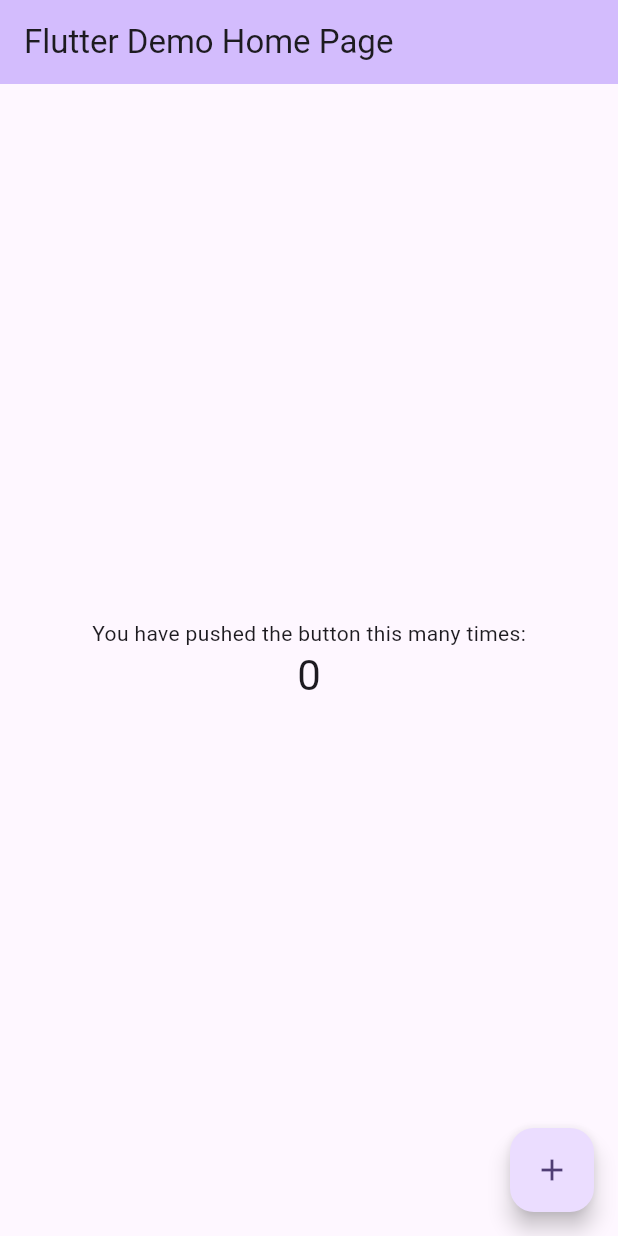
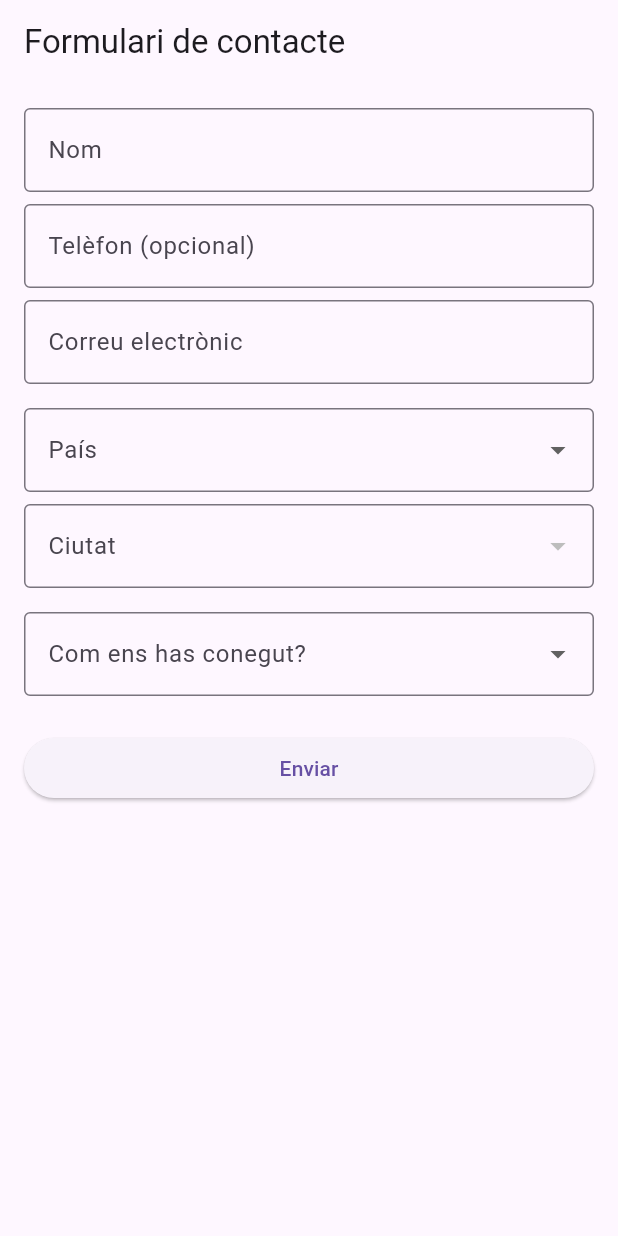
Before and after one commit to AuraTurqesa/Alkimia-Catalonia-Gourmet, a Flutter app: the screen it shows after launch, on a phone screen of 412 x 824 dp. Run offline on Flutter 3.47's test engine with Material 3 defaults, Android fonts, the phone set to English and light mode, and no system bars.

Commit message:
feat Formulari amb casi tots els camps. Falta la compra

```diff
--- /dev/null
+++ b/lib/form_view.dart
@@ -0,0 +1,88 @@
+import 'package:flutter/material.dart';
+import 'package:provider/provider.dart';
+import 'form_viewmodel.dart';
+
+class FormulariContacte extends StatelessWidget {
+  const FormulariContacte({super.key});
+
+  @override
+  Widget build(BuildContext context) {
+    return ChangeNotifierProvider(
+      create: (_) => FormViewModel(),
+      child: const _FormulariView(),
+    );
+  }
+}
+
+class _FormulariView extends StatelessWidget {
+  const _FormulariView();
+
+  @override
+  Widget build(BuildContext context) {
+    final model = context.watch<FormViewModel>();
+
+    return Scaffold(
+      appBar: AppBar(title: const Text('Formulari de contacte')),
+      body: Padding(
+        padding: const EdgeInsets.all(16.0),
+        child: ListView(
+          children: [
+            TextField(
+              decoration: const InputDecoration(labelText: 'Nom'),
+              onChanged: (value) => model.nom = value,
+            ),
+            const SizedBox(height: 8),
+            TextField(
+              decoration: const InputDecoration(labelText: 'Telèfon (opcional)'),
+              keyboardType: TextInputType.phone,
+              onChanged: (value) => model.telefon = value,
+            ),
+            const SizedBox(height: 8),
+            TextField(
+              decoration: const InputDecoration(labelText: 'Correu electrònic'),
+              keyboardType: TextInputType.emailAddress,
+              onChanged: (value) => model.email = value,
+            ),
+            const SizedBox(height: 16),
+            DropdownButtonFormField<String>(
+              value: model.paisSeleccionat,
+              decoration: const InputDecoration(labelText: 'País'),
+              items: model.paisos
+                  .map((pais) => DropdownMenuItem(value: pais, child: Text(pais)))
+                  .toList(),
+              onChanged: model.setPais,
+            ),
+            const SizedBox(height: 8),
+            DropdownButtonFormField<String>(
+              value: model.ciutatSeleccionada,
+              decoration: const InputDecoration(labelText: 'Ciutat'),
+              items: model.ciutatsDisponibles
+                  .map((ciutat) => DropdownMenuItem(value: ciutat, child: Text(ciutat)))
+                  .toList(),
+              onChanged: model.setCiutat,
+            ),
+            const SizedBox(height: 16),
+            DropdownButtonFormField<String>(
+              value: model.origen,
+              decoration: const InputDecoration(labelText: 'Com ens has conegut?'),
+              items: model.comEnsHasConegut
+                  .map((e) => DropdownMenuItem(value: e, child: Text(e)))
+                  .toList(),
+              onChanged: model.setOrigen,
+            ),
+            const SizedBox(height: 24),
+            ElevatedButton(
+              onPressed: () {
+                // Aquí pots afegir validacions o enviar el formulari
+                ScaffoldMessenger.of(context).showSnackBar(
+                  const SnackBar(content: Text('Formulari enviat!')),
+                );
+              },
+              child: const Text('Enviar'),
+            )
+          ],
+        ),
+      ),
+    );
+  }
+}
--- /dev/null
+++ b/lib/form_viewmodel.dart
@@ -0,0 +1,76 @@
+import 'package:flutter/material.dart';
+
+class FormViewModel extends ChangeNotifier {
+  final List<String> paisos = [
+    'Albània', 'Alemanya', 'Andorra', 'Àustria', 'Bèlgica', 'Bòsnia i Hercegovina',
+    'Bulgària', 'Croàcia', 'Dinamarca', 'Eslovàquia', 'Eslovènia', 'Espanya',
+    'Estònia', 'Finlàndia', 'França', 'Grècia', 'Hongria', 'Irlanda', 'Islàndia',
+    'Itàlia', 'Letònia', 'Liechtenstein', 'Lituània', 'Luxemburg', 'Malta',
+    'Moldàvia', 'Mònaco', 'Montenegro', 'Noruega', 'Països Baixos', 'Polònia',
+    'Portugal', 'Regne Unit', 'República Txeca', 'Romania', 'San Marino',
+    'Sèrbia', 'Suècia', 'Suïssa', 'Ucraïna', 'Estats Units'
+  ];
+
+  final Map<String, List<String>> ciutatsPerPais = {
+    'Espanya': ['Barcelona', 'Madrid', 'València', 'Sevilla', 'Bilbao'],
+    'França': ['París', 'Marsella', 'Lió', 'Toulouse', 'Nice'],
+    'Alemanya': ['Berlín', 'Hamburg', 'Munic', 'Colònia', 'Frankfurt'],
+    'Itàlia': ['Roma', 'Milà', 'Nàpols', 'Torí', 'Palerm'],
+    'Regne Unit': ['Londres', 'Manchester', 'Birmingham', 'Glasgow', 'Liverpool'],
+    'Països Baixos': ['Amsterdam', 'Rotterdam', 'La Haia', 'Utrecht', 'Eindhoven'],
+    'Portugal': ['Lisboa', 'Porto', 'Coïmbra', 'Funchal', 'Braga'],
+    'Suïssa': ['Zuric', 'Ginebra', 'Basilea', 'Berna', 'Lausana'],
+    'Bèlgica': ['Brussel·les', 'Anvers', 'Gant', 'Lieja', 'Bruges'],
+    'Suècia': ['Estocolm', 'Gotemburg', 'Malmö', 'Uppsala', 'Västerås'],
+    'Noruega': ['Oslo', 'Bergen', 'Trondheim', 'Stavanger', 'Drammen'],
+    'Finlàndia': ['Hèlsinki', 'Espoo', 'Tampere', 'Vantaa', 'Oulu'],
+    'Irlanda': ['Dublín', 'Cork', 'Limerick', 'Galway', 'Waterford'],
+    'Estats Units': ['Nova York', 'Los Angeles', 'Chicago', 'Houston', 'Miami'],
+    // Altres
+    for (var pais in [
+      'Albània', 'Andorra', 'Àustria', 'Bòsnia i Hercegovina', 'Bulgària', 'Croàcia',
+      'Dinamarca', 'Eslovàquia', 'Eslovènia', 'Estònia', 'Grècia', 'Hongria', 'Islàndia',
+      'Letònia', 'Liechtenstein', 'Lituània', 'Luxemburg', 'Malta', 'Moldàvia', 'Mònaco',
+      'Montenegro', 'Polònia', 'República Txeca', 'Romania', 'San Marino', 'Sèrbia',
+      'Ucraïna'
+    ]) pais: ['Ciutat principal de $pais']
+  };
+
+  final List<String> comEnsHasConegut = [
+    'Cercador (Google, Bing...)',
+    'Xarxes socials',
+    'Recomanació',
+    'Publicitat',
+    'Altres'
+  ];
+
+  String? nom;
+  String? telefon;
+  String? email;
+  String? paisSeleccionat;
+  String? ciutatSeleccionada;
+  String? origen;
+
+  List<String> get ciutatsDisponibles {
+    if (paisSeleccionat != null && ciutatsPerPais.containsKey(paisSeleccionat)) {
+      return ciutatsPerPais[paisSeleccionat]!;
+    }
+    return [];
+  }
+
+  void setPais(String? nouPais) {
+    paisSeleccionat = nouPais;
+    ciutatSeleccionada = null;
+    notifyListeners();
+  }
+
+  void setCiutat(String? ciutat) {
+    ciutatSeleccionada = ciutat;
+    notifyListeners();
+  }
+
+  void setOrigen(String? valor) {
+    origen = valor;
+    notifyListeners();
+  }
+}
--- a/lib/main.dart
+++ b/lib/main.dart
@@ -1,4 +1,5 @@
 import 'package:flutter/material.dart';
+import 'form_view.dart';
 
 void main() {
   runApp(const MyApp());
@@ -7,116 +8,18 @@ void main() {
 class MyApp extends StatelessWidget {
   const MyApp({super.key});
 
-  // This widget is the root of your application.
   @override
   Widget build(BuildContext context) {
     return MaterialApp(
-      title: 'Flutter Demo',
+      title: 'Formulari de contacte',
+      debugShowCheckedModeBanner: false,
       theme: ThemeData(
-        // This is the theme of your application.
-        //
-        // TRY THIS: Try running your application with "flutter run". You'll see
-        // the application has a purple toolbar. Then, without quitting the app,
-        // try changing the seedColor in the colorScheme below to Colors.green
-        // and then invoke "hot reload" (save your changes or press the "hot
-        // reload" button in a Flutter-supported IDE, or press "r" if you used
-        // the command line to start the app).
-        //
-        // Notice that the counter didn't reset back to zero; the application
-        // state is not lost during the reload. To reset the state, use hot
-        // restart instead.
-        //
-        // This works for code too, not just values: Most code changes can be
-        // tested with just a hot reload.
-        colorScheme: ColorScheme.fromSeed(seedColor: Colors.deepPurple),
+        primarySwatch: Colors.deepPurple,
+        inputDecorationTheme: const InputDecorationTheme(
+          border: OutlineInputBorder(),
+        ),
       ),
-      home: const MyHomePage(title: 'Flutter Demo Home Page'),
+      home: const FormulariContacte(),
     );
   }
 }
-
-class MyHomePage extends StatefulWidget {
-  const MyHomePage({super.key, required this.title});
-
-  // This widget is the home page of your application. It is stateful, meaning
-  // that it has a State object (defined below) that contains fields that affect
-  // how it looks.
-
-  // This class is the configuration for the state. It holds the values (in this
-  // case the title) provided by the parent (in this case the App widget) and
-  // used by the build method of the State. Fields in a Widget subclass are
-  // always marked "final".
-
-  final String title;
-
-  @override
-  State<MyHomePage> createState() => _MyHomePageState();
-}
-
-class _MyHomePageState extends State<MyHomePage> {
-  int _counter = 0;
-
-  void _incrementCounter() {
-    setState(() {
-      // This call to setState tells the Flutter framework that something has
-      // changed in this State, which causes it to rerun the build method below
-      // so that the display can reflect the updated values. If we changed
-      // _counter without calling setState(), then the build method would not be
-      // called again, and so nothing would appear to happen.
-      _counter++;
-    });
-  }
-
-  @override
-  Widget build(BuildContext context) {
-    // This method is rerun every time setState is called, for instance as done
-    // by the _incrementCounter method above.
-    //
-    // The Flutter framework has been optimized to make rerunning build methods
-    // fast, so that you can just rebuild anything that needs updating rather
-    // than having to individually change instances of widgets.
-    return Scaffold(
-      appBar: AppBar(
-        // TRY THIS: Try changing the color here to a specific color (to
-        // Colors.amber, perhaps?) and trigger a hot reload to see the AppBar
-        // change color while the other colors stay the same.
-        backgroundColor: Theme.of(context).colorScheme.inversePrimary,
-        // Here we take the value from the MyHomePage object that was created by
-        // the App.build method, and use it to set our appbar title.
-        title: Text(widget.title),
-      ),
-      body: Center(
-        // Center is a layout widget. It takes a single child and positions it
-        // in the middle of the parent.
-        child: Column(
-          // Column is also a layout widget. It takes a list of children and
-          // arranges them vertically. By default, it sizes itself to fit its
-          // children horizontally, and tries to be as tall as its parent.
-          //
-          // Column has various properties to control how it sizes itself and
-          // how it positions its children. Here we use mainAxisAlignment to
-          // center the children vertically; the main axis here is the vertical
-          // axis because Columns are vertical (the cross axis would be
-          // horizontal).
-          //
-          // TRY THIS: Invoke "debug painting" (choose the "Toggle Debug Paint"
-          // action in the IDE, or press "p" in the console), to see the
-          // wireframe for each widget.
-          mainAxisAlignment: MainAxisAlignment.center,
-          children: <Widget>[
-            const Text('You have pushed the button this many times:'),
-            Text(
-              '$_counter',
-              style: Theme.of(context).textTheme.headlineMedium,
-            ),
-          ],
-        ),
-      ),
-      floatingActionButton: FloatingActionButton(
-        onPressed: _incrementCounter,
-        tooltip: 'Increment',
-        child: const Icon(Icons.add),
-      ), // This trailing comma makes auto-formatting nicer for build methods.
-    );
-  }
-}
--- a/pubspec.yaml
+++ b/pubspec.yaml
@@ -30,6 +30,7 @@ environment:
 dependencies:
   flutter:
     sdk: flutter
+  provider: ^6.1.1
 
   # The following adds the Cupertino Icons font to your application.
   # Use with the CupertinoIcons class for iOS style icons.
```
Also changed, not shown: pubspec.lock.
